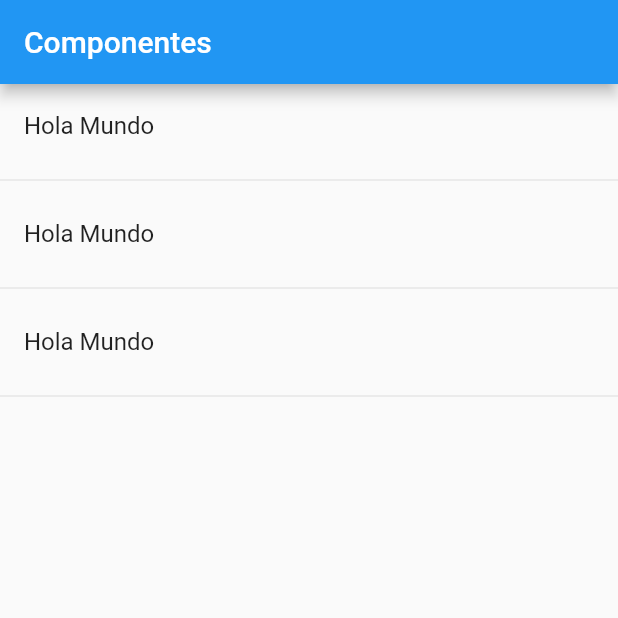
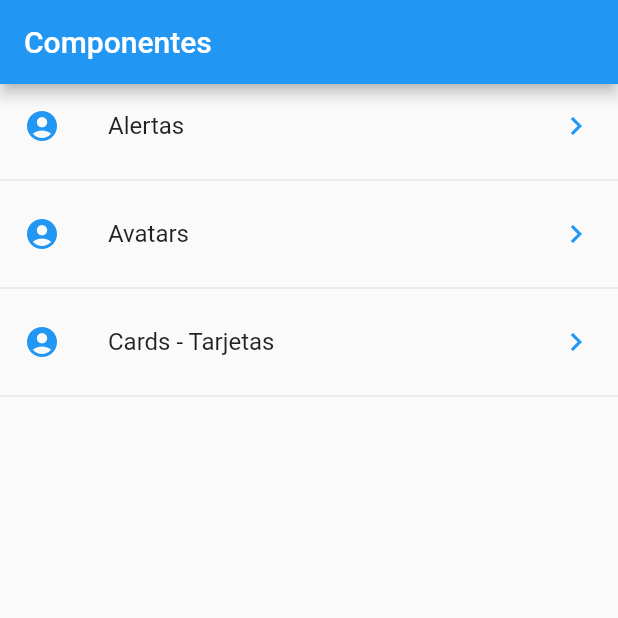
Before and after one commit to DanielFernandoYepezVelez/02-Proyecto-Movil-Flutter-Componentes, a Flutter app: the screen it shows after launch, on a phone screen of 412 x 824 dp, the top half of it. Run offline on Flutter 3.47's test engine with Material 2 defaults, Android fonts, the phone set to English and light mode, and no system bars.

```diff
--- a/lib/src/pages/home_page.dart
+++ b/lib/src/pages/home_page.dart
@@ -13,21 +13,38 @@ class HomePage extends StatelessWidget {
   }
 
   Widget _lista() {
-    print('Opciones De La Lista => ${menuProvider.opciones}');
+    /* Cuando Obtenemos Las Opciones, Es Un Poco Tarde
+    Por Que Mi ListView Ya Se Ha Creado */
+    // print('Opciones De La Lista => ${menuProvider.opciones}');
 
-    return ListView(
-      children: _listaItems(),
+    return FutureBuilder(
+      future: menuProvider.cargarData(),
+      initialData: [],
+      builder: (BuildContext context, AsyncSnapshot<List<dynamic>> snapshot) {
+        // print('builder =>');
+        // print(snapshot.data);
+
+        return ListView(
+          children: _listaItems(snapshot.data),
+        );
+      },
     );
   }
 
-  List<Widget> _listaItems() {
-    return [
-      ListTile(title: Text('Hola Mundo')),
-      Divider(),
-      ListTile(title: Text('Hola Mundo')),
-      Divider(),
-      ListTile(title: Text('Hola Mundo')),
-      Divider(),
-    ];
+  List<Widget> _listaItems(List<dynamic> data) {
+    final List<Widget> itemsFinales = [];
+
+    data.forEach((item) {
+      final widgetTemp = ListTile(
+        leading: Icon(Icons.account_circle, color: Colors.blue),
+        title: Text(item['texto']),
+        trailing: Icon(Icons.keyboard_arrow_right, color: Colors.blue),
+        onTap: () {},
+      );
+
+      itemsFinales..add(widgetTemp)..add(Divider());
+    });
+
+    return itemsFinales;
   }
 }
--- a/lib/src/providers/menu_provider.dart
+++ b/lib/src/providers/menu_provider.dart
@@ -10,10 +10,10 @@ class _MenuProvider {
 
   /* No Puedo Tener Constructores Asyncronos */
   _MenuProvider() {
-    cargarData();
+    // cargarData();
   }
 
-  /* Cuando Trabajo Con Async-Await Lo Que Hago Es Retornar Un Future */
+  /* Cuando Trabajo Con Tareas Asincronas Lo Que Hago Es Retornar Un Future */
   /* Future => Es Retornar Una Tarea Que Se Va A Resolver En Un Futuro */
   /* Lo Anterior Permite Trabajar En Un StatelessWidget Con Algo Llamado El
      Future.builder(), Es Decir, Que Se Construya Cuando Se Termine El
@@ -31,7 +31,7 @@ class _MenuProvider {
     /* AQUI UTILIZAMOS ASYNC - AWAIT */
     final resp = await rootBundle.loadString('data/menu_opts.json');
     Map dataMap = json.decode(resp);
-    print('Rutas Promesa => ${dataMap['rutas']}');
+    // print('Rutas Promesa => ${dataMap['rutas']}');
     opciones = dataMap['rutas'];
 
     return opciones;
```
